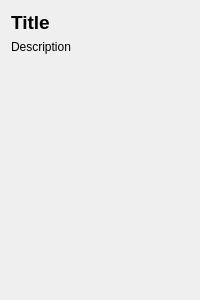
The window that podcatcher/Resources/ui/widgets/FeedDetailWidget.ui (lostrootpass/alphagem) describes before a commit, drawn with Qt 5.
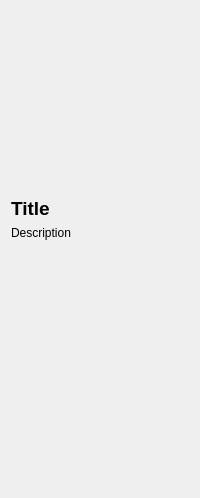
The same window after the commit.

Commit message: Cache and display feed icons in the feed details widget.

Patch:
```diff
--- a/podcatcher/Resources/ui/widgets/FeedDetailWidget.ui
+++ b/podcatcher/Resources/ui/widgets/FeedDetailWidget.ui
@@ -7,7 +7,7 @@
     <x>0</x>
     <y>0</y>
     <width>200</width>
-    <height>300</height>
+    <height>498</height>
    </rect>
   </property>
   <property name="sizePolicy">
@@ -32,6 +32,28 @@
    <string>FeedDetailWidget</string>
   </property>
   <layout class="QVBoxLayout" name="verticalLayout">
+   <item>
+    <widget class="QLabel" name="feedIcon">
+     <property name="sizePolicy">
+      <sizepolicy hsizetype="Fixed" vsizetype="Fixed">
+       <horstretch>0</horstretch>
+       <verstretch>0</verstretch>
+      </sizepolicy>
+     </property>
+     <property name="minimumSize">
+      <size>
+       <width>180</width>
+       <height>180</height>
+      </size>
+     </property>
+     <property name="text">
+      <string notr="true"/>
+     </property>
+     <property name="alignment">
+      <set>Qt::AlignCenter</set>
+     </property>
+    </widget>
+   </item>
    <item>
     <widget class="QLabel" name="titleLabel">
      <property name="sizePolicy">
@@ -74,19 +96,6 @@
      </property>
     </widget>
    </item>
-   <item>
-    <spacer name="verticalSpacer">
-     <property name="orientation">
-      <enum>Qt::Vertical</enum>
-     </property>
-     <property name="sizeHint" stdset="0">
-      <size>
-       <width>20</width>
-       <height>40</height>
-      </size>
-     </property>
-    </spacer>
-   </item>
   </layout>
  </widget>
  <layoutdefault spacing="6" margin="11"/>
```
The commit also changes 11 other files.
